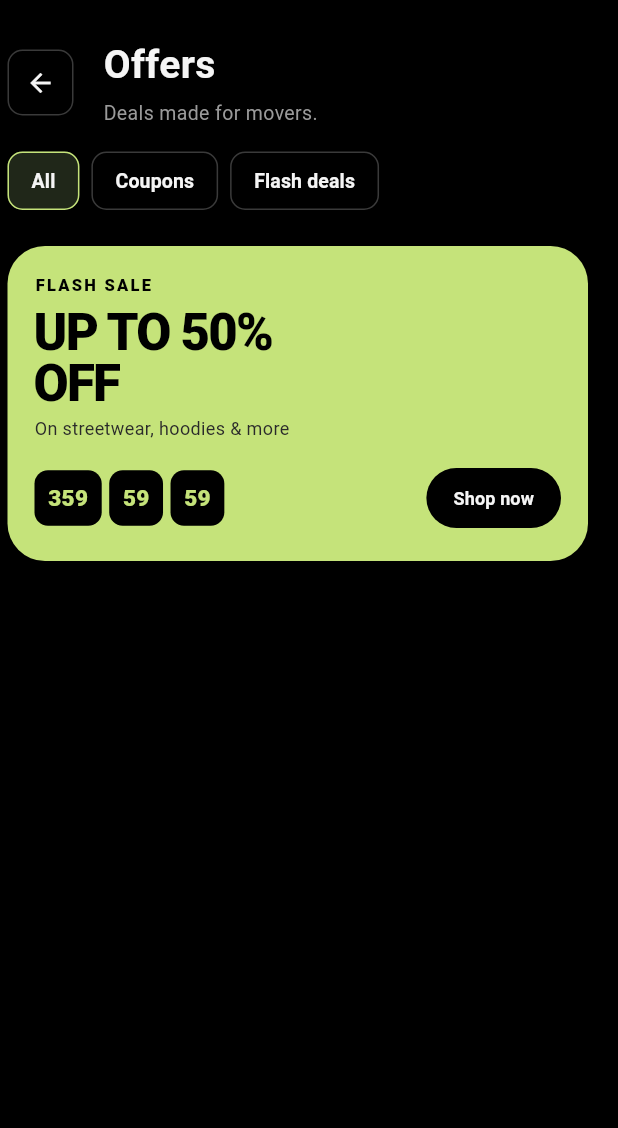
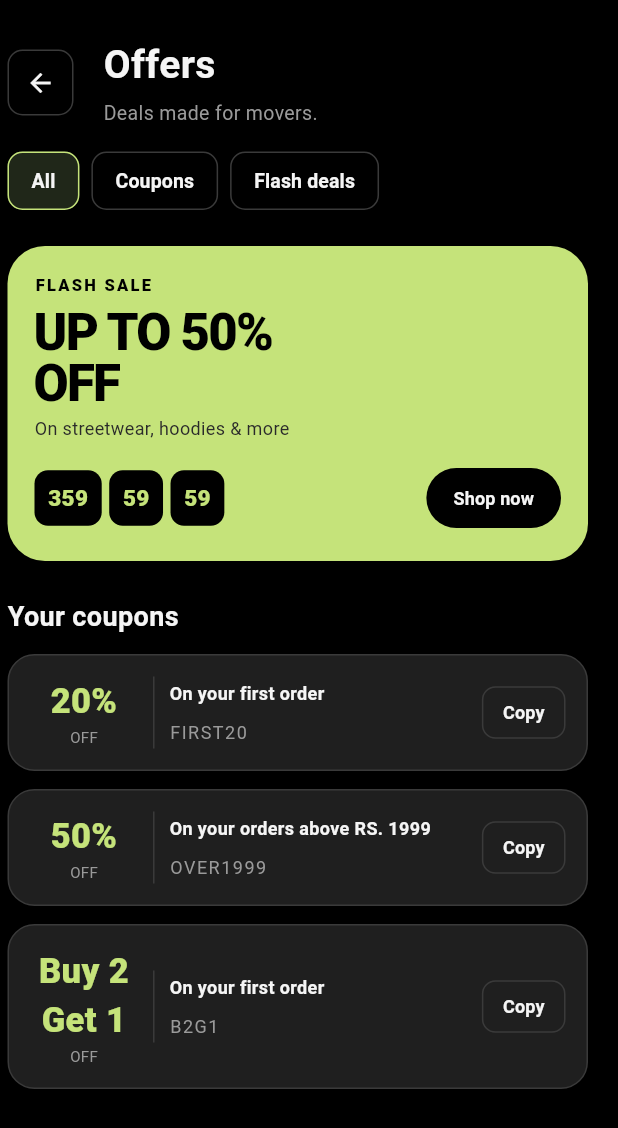
Before and after one commit to Cyanide07x/Cynx_Kage, a Flutter app: the OfferScreen screen opened directly, on a phone screen of 412 x 824 dp. Shown: the top 1128 px of the screen. Run offline on Flutter 3.47's test engine with Material 3 defaults, Android fonts, the phone set to English and light mode, and no system bars; our stand-ins replace flutter_svg, shared_preferences; accounts and stored records are empty.

Commit message:
Added Flash card and coupon sectioj in the offer screen

```diff
--- a/lib/screens/offers/offers_screen.dart
+++ b/lib/screens/offers/offers_screen.dart
@@ -1,7 +1,10 @@
+
 import 'package:flutter/material.dart';
+
 import '../../theme/appcolors.dart';
 import '../../widgets/offer_filter_button.dart';
 import '../../widgets/flash_sale_card.dart';
+import '../../widgets/coupon_card.dart';
 
 class OfferScreen extends StatefulWidget {
   const OfferScreen({super.key});
@@ -116,7 +119,14 @@ class _OfferScreenState extends State<OfferScreen> {
 
               const SizedBox(height: 24),
 
-              // Flash sale card
+              // Scrollable offer content
+              Expanded(
+                child: SingleChildScrollView(
+                  child: Column(
+                    crossAxisAlignment: CrossAxisAlignment.start,
+                    children: [
+                      // Flash sale
+                      if (selectedFilter != 'Coupons') ...[
                         SizedBox(
                           width: double.infinity,
                           child: FlashSaleCard(
@@ -124,8 +134,48 @@ class _OfferScreenState extends State<OfferScreen> {
                               const Duration(days: 15),
                             ),
                             onShopNow: () {
-                    // We'll connect sale products later.
+                              // Connect sale products later.
                             },
+                          ),
+                        ),
+                        const SizedBox(height: 24),
+                      ],
+
+                      // Coupons section
+                      if (selectedFilter != 'Flash deals') ...[
+                        const Text(
+                          'Your coupons',
+                          style: TextStyle(
+                            color: AppColors.text,
+                            fontSize: 18,
+                            fontWeight: FontWeight.w700,
+                          ),
+                        ),
+                        const SizedBox(height: 12),
+
+                        const CouponCard(
+                          discount: '20%',
+                          description: 'On your first order',
+                          code: 'FIRST20',
+                        ),
+                        const SizedBox(height: 12),
+
+                        const CouponCard(
+                          discount: '50%',
+                          description: 'On your orders above RS. 1999',
+                          code: 'OVER1999',
+                        ),
+                        const SizedBox(height: 12),
+
+                        const CouponCard(
+                          discount: 'Buy 2 Get 1',
+                          description: 'On your first order',
+                          code: 'B2G1',
+                        ),
+                        const SizedBox(height: 20),
+                      ],
+                    ],
+                  ),
                 ),
               ),
             ],
--- a/lib/widgets/flash_sale_card.dart
+++ b/lib/widgets/flash_sale_card.dart
@@ -4,14 +4,23 @@ import 'dart:async';
 import 'package:flutter/material.dart';
 import '../theme/appcolors.dart';
 
+
 class FlashSaleCard extends StatefulWidget {
   final DateTime endsAt;
   final VoidCallback? onShopNow;
+
+  // Custom content for each sale
+  final String saleTitle;
+  final String discountText;
+  final String description;
 
   const FlashSaleCard({
     super.key,
     required this.endsAt,
     this.onShopNow,
+    this.saleTitle = 'FLASH SALE',
+    this.discountText = 'UP TO 50%\nOFF',
+    this.description = 'On streetwear, hoodies & more',
   });
 
   @override
```
Lines whose indentation alone changed are shown as unchanged.
